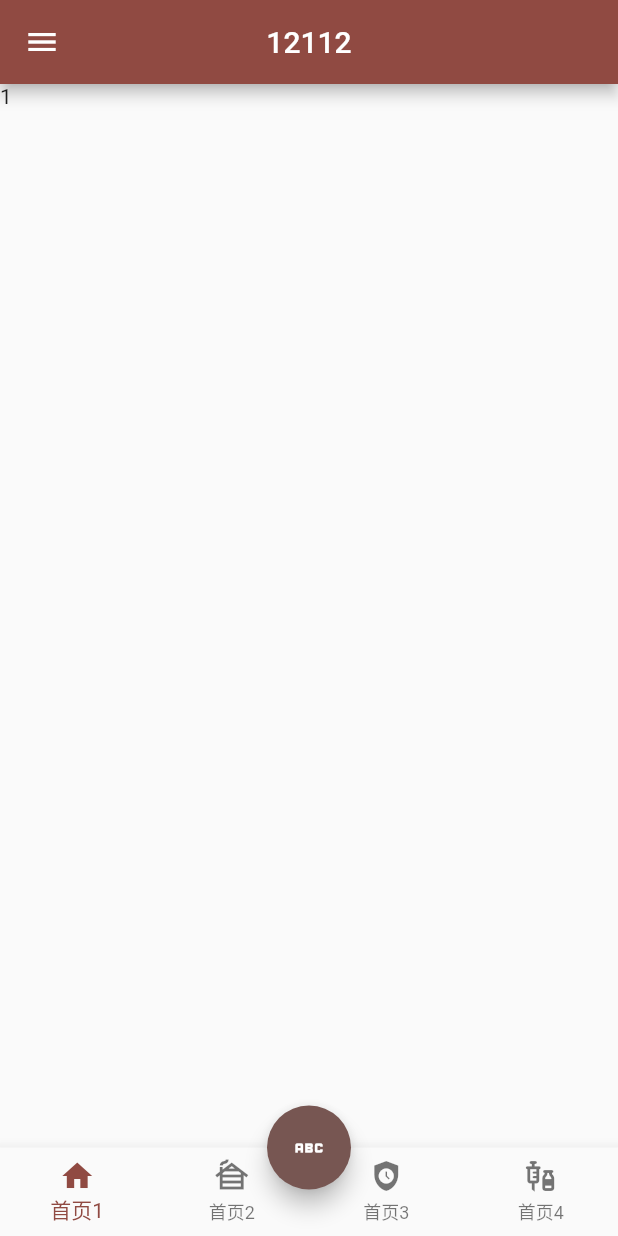
After one commit to weiWang513/Flutter, a Flutter app: the screen it shows after launch, after a tap on "跳转", on a phone screen of 412 x 824 dp. The commit adds this screen. Run offline on Flutter 3.47's test engine with Material 2 defaults, Android fonts, the phone set to English and light mode, and no system bars; our stand-ins replace webview_flutter.

Commit message:
0920 1122

```diff
--- /dev/null
+++ b/ppwic_app/lib/home.dart
@@ -0,0 +1,82 @@
+import 'package:flutter/material.dart';
+import 'package:flutter/widgets.dart';
+import 'package:ppwic_app/views/view1.dart';
+import 'package:ppwic_app/views/view2.dart';
+import 'package:ppwic_app/views/view3.dart';
+import 'package:ppwic_app/views/view4.dart';
+
+class Home extends StatefulWidget {
+  @override
+  State<StatefulWidget> createState() => _Home();
+}
+
+class _Home extends State<Home> {
+  List pages = [View1(), View2(), View3(), View4()];
+  List<BottomNavigationBarItem> bItems = [
+    const BottomNavigationBarItem(icon: Icon(Icons.home), label: '首页1'),
+    const BottomNavigationBarItem(icon: Icon(Icons.cabin), label: '首页2'),
+    const BottomNavigationBarItem(icon: Icon(Icons.safety_check), label: '首页3'),
+    const BottomNavigationBarItem(icon: Icon(Icons.vaccines), label: '首页4')
+  ];
+  int current = 0;
+  double a = 0.1;
+  double b = 0.2;
+
+  @override
+  Widget build(BuildContext context) {
+    return Scaffold(
+      appBar: AppBar(
+        // backgroundColor: Colors.deepPurpleAccent,
+        title: const Text('12112'),
+        centerTitle: true,
+        // actions: [],
+      ),
+      drawer: Drawer(
+        child: ListView(
+          padding: EdgeInsets.zero,
+          children: const [
+            DrawerHeader(
+              decoration: BoxDecoration(color: Colors.deepPurple),
+              child: Text('12211'),
+            ),
+            ListTile(
+              title: Text('12211'),
+              trailing: Icon(Icons.abc),
+            ),
+            ListTile(
+              title: Text('12211'),
+              trailing: Icon(Icons.abc),
+            ),
+            ListTile(
+              title: Text('12211'),
+              trailing: Icon(Icons.abc),
+            ),
+            ListTile(
+              title: Text('12211'),
+              trailing: Icon(Icons.abc),
+            ),
+          ],
+        ),
+      ),
+      floatingActionButton: FloatingActionButton(
+        onPressed: () {
+          print(a + b);
+        },
+        child: const Icon(Icons.abc),
+        // backgroundColor: Colors.amber,
+      ),
+      floatingActionButtonLocation: FloatingActionButtonLocation.centerDocked,
+      bottomNavigationBar: BottomNavigationBar(
+        type: BottomNavigationBarType.fixed,
+        items: bItems,
+        currentIndex: current,
+        onTap: (index) => setState(() {
+          current = index;
+        }),
+        // fixedColor: Colors.red,
+        // unselectedItemColor: Colors.amber,
+      ),
+      body: pages[current],
+    );
+  }
+}
--- a/ppwic_app/lib/main.dart
+++ b/ppwic_app/lib/main.dart
@@ -1,8 +1,13 @@
 import 'package:flutter/material.dart';
+import 'package:ppwic_app/home.dart';
 import 'package:ppwic_app/webView.dart';
 
 void main() {
   runApp(MaterialApp(
+    theme: ThemeData(
+      colorScheme: ColorScheme.fromSeed(seedColor: Colors.red),
+      // useMaterial3: true
+    ),
     home: MyApp(),
   ));
 }
@@ -25,8 +30,9 @@ class MyApp extends StatelessWidget {
         ),
         ElevatedButton(
             onPressed: () {
-              Navigator.push(context,
-                  MaterialPageRoute(builder: (_) => TestWebView(url: c1.text)));
+              Navigator.push(
+                  context, MaterialPageRoute(builder: (_) => Home()));
+              // MaterialPageRoute(builder: (_) => TestWebView(url: c1.text)));
             },
             child: const Text('跳转'))
       ]),
--- /dev/null
+++ b/ppwic_app/lib/views/view1.dart
@@ -0,0 +1,15 @@
+import 'package:flutter/widgets.dart';
+
+class View1 extends StatefulWidget {
+  @override
+  State<StatefulWidget> createState() => _View1();
+}
+
+class _View1 extends State<View1> {
+  @override
+  Widget build(BuildContext context) {
+    return const Column(
+      children: [Text('1')],
+    );
+  }
+}
```
Also changed, not shown: ppwic_app/lib/views/view2.dart (added, +15 -0 lines), ppwic_app/lib/views/view3.dart (added, +15 -0 lines), ppwic_app/lib/views/view4.dart (added, +15 -0 lines), 39 other files.
